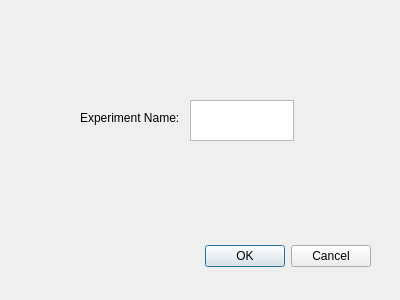
Qt form Client/UI/NewExperimentDialog.ui (adar2/Privacy-preserving-machine-learning-laboratory) before a commit.
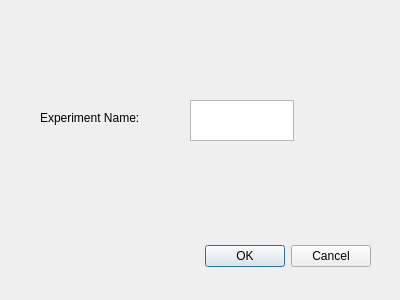
The same form after that commit.

Commit message: - Added batch file to re-generate the UI - Seperated utils - Added info popup with the GUID when needed - Some UI additions

```diff
--- a/Client/UI/NewExperimentDialog.ui
+++ b/Client/UI/NewExperimentDialog.ui
@@ -32,9 +32,9 @@
   <widget class="QLabel" name="label">
    <property name="geometry">
     <rect>
-     <x>80</x>
+     <x>40</x>
      <y>110</y>
-     <width>101</width>
+     <width>151</width>
      <height>16</height>
     </rect>
    </property>
```
Left out of the diff: 5 changed lines with no effect on the pictures. The commit also changes 5 other files.
